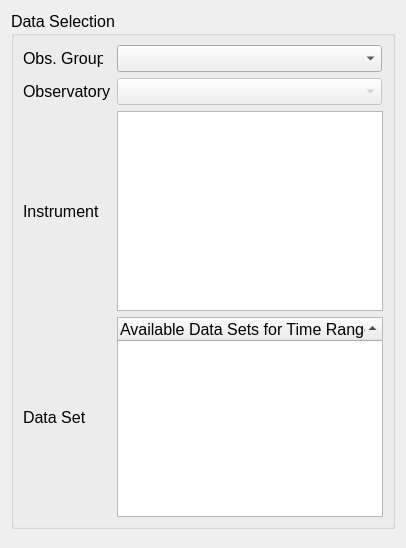
ghost-kit/archive, file plugins/vtkSpaceCraftInfoFilter/ScInfoPropWidget.ui: the form before one commit.
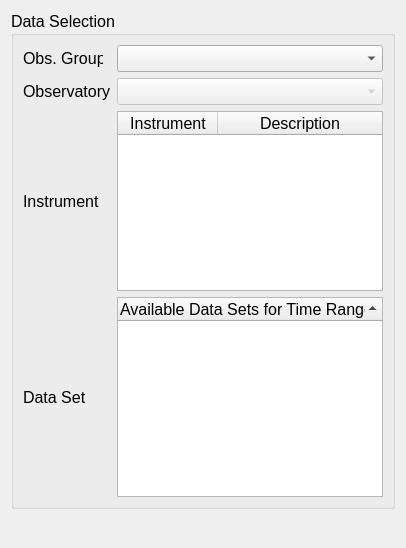
The form after the commit.

Commit message: vtkSpaceCraftInfo: finalized some selection logic problems.  still need to fix repeated calls to CDAweb.

```diff
--- a/plugins/vtkSpaceCraftInfoFilter/ScInfoPropWidget.ui
+++ b/plugins/vtkSpaceCraftInfoFilter/ScInfoPropWidget.ui
@@ -40,33 +40,20 @@
       <string>Data Selection</string>
      </property>
      <layout class="QGridLayout" name="gridLayout_2">
-      <item row="3" column="2">
-       <widget class="QListWidget" name="Instruments">
-        <property name="minimumSize">
-         <size>
-          <width>265</width>
-          <height>200</height>
-         </size>
-        </property>
-        <property name="focusPolicy">
-         <enum>Qt::ClickFocus</enum>
-        </property>
-        <property name="selectionMode">
-         <enum>QAbstractItemView::ExtendedSelection</enum>
-        </property>
-        <property name="sortingEnabled">
-         <bool>true</bool>
-        </property>
-       </widget>
-      </item>
       <item row="2" column="2">
        <widget class="QComboBox" name="Observatory">
         <property name="enabled">
          <bool>false</bool>
         </property>
-        <property name="maximumSize">
+        <property name="minimumSize">
          <size>
           <width>265</width>
+          <height>0</height>
+         </size>
+        </property>
+        <property name="maximumSize">
+         <size>
+          <width>16777215</width>
           <height>16777215</height>
          </size>
         </property>
@@ -98,9 +85,15 @@
         <property name="enabled">
          <bool>true</bool>
         </property>
-        <property name="maximumSize">
+        <property name="minimumSize">
          <size>
           <width>265</width>
+          <height>0</height>
+         </size>
+        </property>
+        <property name="maximumSize">
+         <size>
+          <width>16777215</width>
           <height>16777215</height>
          </size>
         </property>
@@ -177,6 +170,59 @@
         </column>
        </widget>
       </item>
+      <item row="3" column="2">
+       <widget class="QTableWidget" name="Instruments">
+        <property name="minimumSize">
+         <size>
+          <width>265</width>
+          <height>165</height>
+         </size>
+        </property>
+        <property name="lineWidth">
+         <number>0</number>
+        </property>
+        <property name="alternatingRowColors">
+         <bool>true</bool>
+        </property>
+        <property name="selectionBehavior">
+         <enum>QAbstractItemView::SelectRows</enum>
+        </property>
+        <property name="showGrid">
+         <bool>false</bool>
+        </property>
+        <property name="gridStyle">
+         <enum>Qt::NoPen</enum>
+        </property>
+        <property name="sortingEnabled">
+         <bool>true</bool>
+        </property>
+        <property name="columnCount">
+         <number>2</number>
+        </property>
+        <attribute name="horizontalHeaderStretchLastSection">
+         <bool>true</bool>
+        </attribute>
+        <attribute name="verticalHeaderVisible">
+         <bool>false</bool>
+        </attribute>
+        <attribute name="verticalHeaderDefaultSectionSize">
+         <number>15</number>
+        </attribute>
+        <attribute name="verticalHeaderMinimumSectionSize">
+         <number>10</number>
+        </attribute>
+        <column>
+         <property name="text">
+          <string>Instrument</string>
+         </property>
+        </column>
+        <column>
+         <property name="text">
+          <string>Description</string>
+         </property>
+        </column>
+       </widget>
+      </item>
      </layout>
      <zorder>Group</zorder>
      <zorder>Observatory</zorder>
```
Left out of the diff: 2 changed lines with no effect on the pictures. The commit also changes 2 other files.
